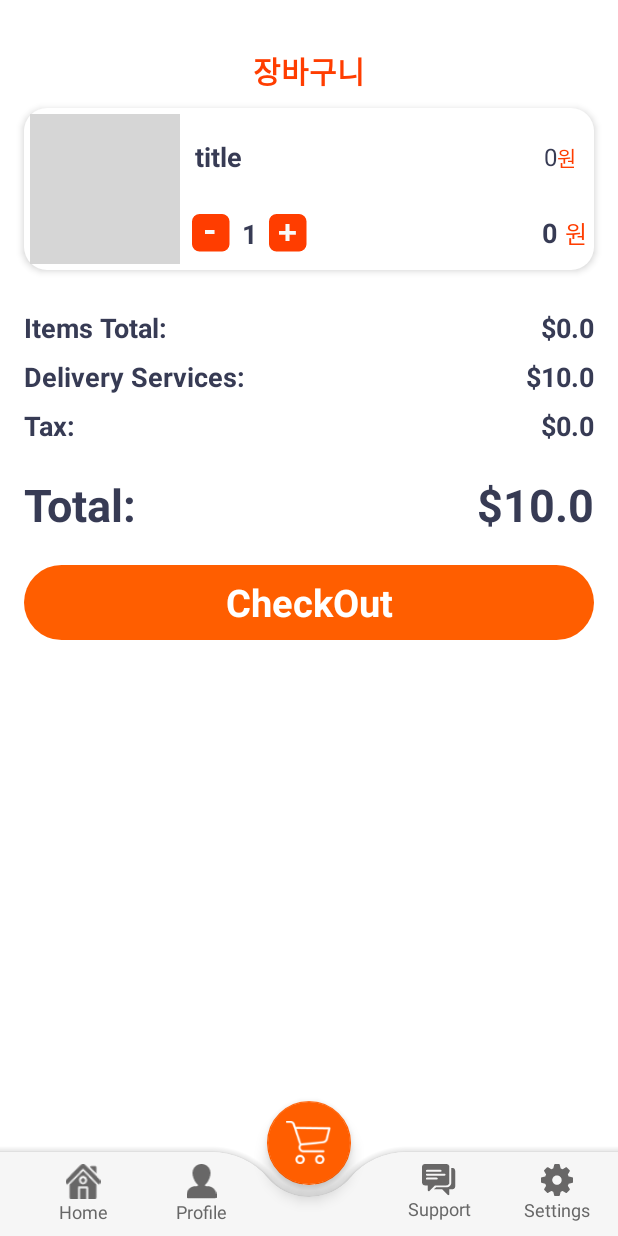
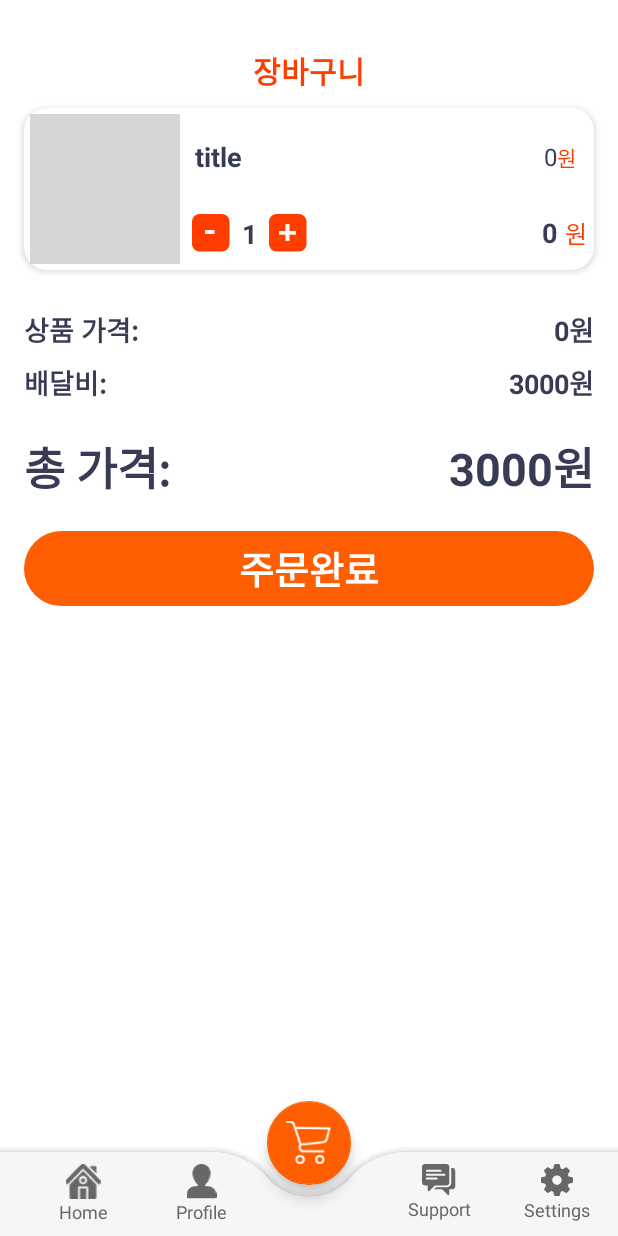
Before and after one commit to happysang/foodOrderApp, an Android app: the MainActivity screen opened directly, with no data from a screen before it, after a tap on an icon or button, on a phone screen of 412 x 824 dp. Run offline under Robolectric (Android 15) with nearby library versions, the phone set to English and light mode, and no system bars; pictures from the network do not load; 6 statements that could not run were skipped; grey boxes are pictures that could not be loaded.

Commit message:
자잘한부분 수정

```diff
--- a/app/src/main/java/com/example/project/Activity/CartListActivity.java
+++ b/app/src/main/java/com/example/project/Activity/CartListActivity.java
@@ -21,8 +21,7 @@ public class CartListActivity extends AppCompatActivity {
     private RecyclerView.Adapter adapter;
     private RecyclerView recyclerViewList;
     private ManagementCart managementCart;
-    private TextView totalFeeTxt, taxTxt, deliveryTxt, totalTxt, emptyTxt;
-    private double tax;
+    private TextView totalFeeTxt, deliveryTxt, totalTxt, emptyTxt;
     private ScrollView scrollView;
 
     @Override
@@ -76,23 +75,25 @@ public class CartListActivity extends AppCompatActivity {
     }
 
     private void calculateCard() {
-        double percentTax = 0.02;
-        double delivery = 10;
+        int delivery;
+        if (managementCart.getTotalFee() >= 20000){
+            delivery = 0;
+        }
+        else{
+            delivery = 3000;
+        }
 
-        tax = Math.round((managementCart.getTotalFee() * percentTax) * 100.0) / 100.0;
-        double total = Math.round((managementCart.getTotalFee() + tax + delivery) * 100.0) / 100.0;
-        double itemTotal = Math.round(managementCart.getTotalFee() * 100.0) / 100.0;
+        int total = managementCart.getTotalFee() + delivery;
+        int itemTotal = managementCart.getTotalFee();
 
-        totalFeeTxt.setText("$" + itemTotal);
-        taxTxt.setText("$" + tax);
-        deliveryTxt.setText("$" + delivery);
-        totalTxt.setText("$" + total);
+        totalFeeTxt.setText(itemTotal+"원");
+        deliveryTxt.setText(delivery+"원");
+        totalTxt.setText(total+"원");
     }
 
     private void initView() {
         recyclerViewList = findViewById(R.id.recyclerview);
         totalFeeTxt = findViewById(R.id.totalFeeTxt);
-        taxTxt = findViewById(R.id.taxTxt);
         deliveryTxt = findViewById(R.id.deliveryTxt);
         totalTxt = findViewById(R.id.totalTxt);
         emptyTxt = findViewById(R.id.emptyTxt);
--- a/app/src/main/java/com/example/project/Activity/ShowDetailActivity.java
+++ b/app/src/main/java/com/example/project/Activity/ShowDetailActivity.java
@@ -41,7 +41,7 @@ public class ShowDetailActivity extends AppCompatActivity {
                 .into(picFood);
 
         titleTxt.setText(object.getTitle());
-        feeTxt.setText("$" + object.getFee());
+        feeTxt.setText(object.getFee()+"원");
         descriptionTxt.setText(object.getDescription());
         numberOrderTxt.setText(String.valueOf(numberOrder));
 
--- a/app/src/main/java/com/example/project/Helper/ManagementCart.java
+++ b/app/src/main/java/com/example/project/Helper/ManagementCart.java
@@ -60,9 +60,9 @@ public class ManagementCart {
         changeNumberItemsListener.changed();
     }
 
-    public Double getTotalFee() {
+    public int getTotalFee() {
         ArrayList<FoodDomain> listFood2 = getListCard();
-        double fee = 0;
+        int fee = 0;
         for (int i = 0; i < listFood2.size(); i++) {
             fee = fee + (listFood2.get(i).getFee() * listFood2.get(i).getNumberInCart());
         }
--- a/app/src/main/res/layout/activity_card_list.xml
+++ b/app/src/main/res/layout/activity_card_list.xml
@@ -50,7 +50,7 @@
                     android:layout_width="wrap_content"
                     android:layout_height="wrap_content"
                     android:layout_weight="1"
-                    android:text="Items Total:"
+                    android:text="상품 가격:"
                     android:textColor="#373b54"
                     android:textSize="18sp"
                     android:textStyle="bold" />
@@ -79,42 +79,13 @@
                     android:layout_width="wrap_content"
                     android:layout_height="wrap_content"
                     android:layout_weight="1"
-                    android:text="Delivery Services:"
+                    android:text="배달비:"
                     android:textColor="#373b54"
                     android:textSize="18sp"
                     android:textStyle="bold" />
 
                 <TextView
                     android:id="@+id/deliveryTxt"
-                    android:layout_width="wrap_content"
-                    android:layout_height="wrap_content"
-                    android:text="원"
-                    android:textColor="#373b54"
-                    android:textSize="18sp"
-                    android:textStyle="bold" />
-            </LinearLayout>
-
-            <LinearLayout
-                android:layout_width="match_parent"
-                android:layout_height="match_parent"
-                android:layout_marginStart="16dp"
-                android:layout_marginTop="4dp"
-                android:layout_marginEnd="16dp"
-                android:layout_marginBottom="4dp"
-                android:orientation="horizontal">
-
-                <TextView
-                    android:id="@+id/textView13"
-                    android:layout_width="wrap_content"
-                    android:layout_height="wrap_content"
-                    android:layout_weight="1"
-                    android:text="Tax:"
-                    android:textColor="#373b54"
-                    android:textSize="18sp"
-                    android:textStyle="bold" />
-
-                <TextView
-                    android:id="@+id/taxTxt"
                     android:layout_width="wrap_content"
                     android:layout_height="wrap_content"
                     android:text="원"
@@ -137,7 +108,7 @@
                     android:layout_width="wrap_content"
                     android:layout_height="wrap_content"
                     android:layout_weight="1"
-                    android:text="Total:"
+                    android:text="총 가격:"
                     android:textColor="#373b54"
                     android:textSize="30sp"
                     android:textStyle="bold" />
@@ -159,7 +130,7 @@
                 android:layout_margin="16dp"
                 android:background="@drawable/orange_button_background"
                 android:gravity="center"
-                android:text="CheckOut"
+                android:text="주문완료"
                 android:textColor="#ffffff"
                 android:textSize="25sp"
                 android:textStyle="bold" />
--- a/app/src/main/res/layout/activity_intro.xml
+++ b/app/src/main/res/layout/activity_intro.xml
@@ -59,7 +59,7 @@
             android:id="@+id/textView3"
             android:layout_width="wrap_content"
             android:layout_height="wrap_content"
-            android:text="주문하기"
+            android:text="시작하기"
             android:textColor="#ffffff"
             android:textSize="25dp"
             app:layout_constraintBottom_toBottomOf="parent"
--- a/app/src/main/res/layout/activity_main.xml
+++ b/app/src/main/res/layout/activity_main.xml
@@ -3,9 +3,9 @@
     xmlns:app="http://schemas.android.com/apk/res-auto"
     xmlns:tools="http://schemas.android.com/tools"
     android:layout_width="match_parent"
+    android:layout_height="match_parent"
     android:focusable="true"
     android:focusableInTouchMode="true"
-    android:layout_height="match_parent"
     tools:context=".Activity.MainActivity">
 
     <ScrollView
@@ -14,8 +14,10 @@
         android:layout_height="match_parent"
         app:layout_constraintBottom_toBottomOf="parent"
         app:layout_constraintEnd_toEndOf="parent"
+        app:layout_constraintHorizontal_bias="0.0"
         app:layout_constraintStart_toStartOf="parent"
-        app:layout_constraintTop_toTopOf="parent">
+        app:layout_constraintTop_toTopOf="parent"
+        app:layout_constraintVertical_bias="1.0">
 
         <LinearLayout
             android:layout_width="match_parent"
@@ -91,7 +93,7 @@
                         android:layout_width="wrap_content"
                         android:layout_height="wrap_content"
                         android:layout_marginTop="16dp"
-                        android:text="총알배송"
+                        android:text="무료배송"
                         android:textColor="#000000"
                         android:textSize="20sp"
                         android:textStyle="bold"
@@ -103,7 +105,7 @@
                         android:layout_width="wrap_content"
                         android:layout_height="wrap_content"
                         android:layout_marginEnd="2dp"
-                        android:text="주문즉시 배달출발"
+                        android:text="2만원이상 주문 시"
                         android:textColor="#000000"
                         android:textSize="18sp"
                         app:layout_constraintEnd_toEndOf="@+id/textView6"
@@ -144,7 +146,7 @@
         android:layout_width="match_parent"
         android:layout_height="100dp"
 
-        app:layout_constraintBottom_toBottomOf="@+id/scrollView2"
+        app:layout_constraintBottom_toBottomOf="parent"
         app:layout_constraintEnd_toEndOf="parent"
         app:layout_constraintStart_toStartOf="parent">
 
```
